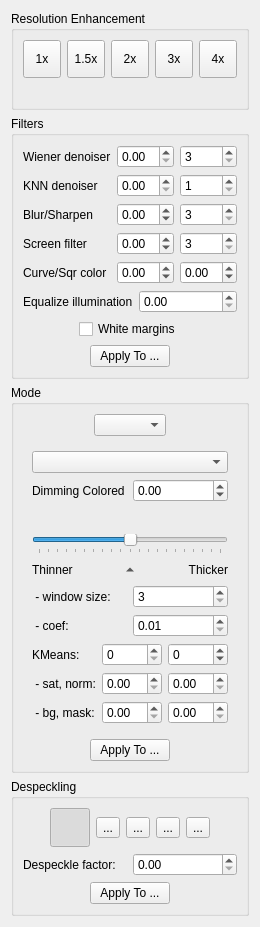
This is src/filters/output/ui/OutputOptionsWidget.ui in ImageProcessing-ElectronicPublications/scantailor-experimental as Qt 5 draws it before an edit. The edited form follows.
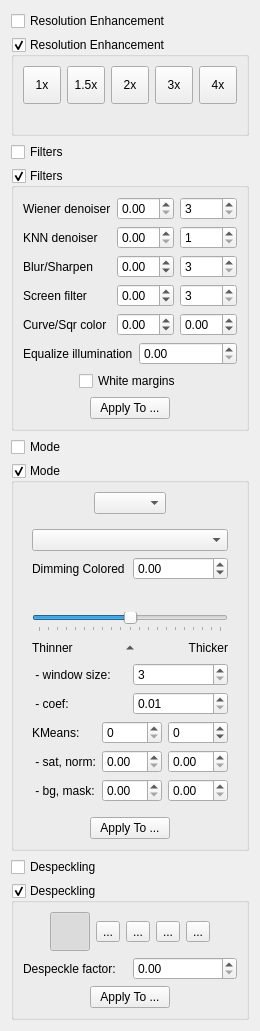
This is the edited form. Icons and pictures are not drawn.

Commit message: 0.2023.09.18: output: hidden panels

The edit to the form file:
```diff
--- a/src/filters/output/ui/OutputOptionsWidget.ui
+++ b/src/filters/output/ui/OutputOptionsWidget.ui
@@ -13,15 +13,31 @@
   <property name="windowTitle">
    <string>Form</string>
   </property>
-  <layout class="QVBoxLayout" name="verticalLayout_6">
+  <layout class="QVBoxLayout" name="OutputOptionsVerticalLayout">
+   <item>
+    <widget class="QCheckBox" name="scalingPanelEmpty">
+     <property name="text">
+      <string>Resolution Enhancement</string>
+     </property>
+     <property name="checkable">
+      <bool>true</bool>
+     </property>
+     <property name="visible">
+      <bool>false</bool>
+     </property>
+    </widget>
+   </item>
    <item>
     <widget class="QGroupBox" name="scalingPanel">
      <property name="title">
       <string>Resolution Enhancement</string>
      </property>
-     <layout class="QVBoxLayout" name="verticalLayout_2">
+     <property name="checkable">
+      <bool>true</bool>
+     </property>
+     <layout class="QVBoxLayout" name="scalingPanelVerticalLayout">
       <item>
-       <layout class="QHBoxLayout" name="horizontalLayout_3">
+       <layout class="QHBoxLayout" name="scalingPanelHorizontalLayout">
         <item>
          <spacer name="horizontalSpacer_3">
           <property name="orientation">
@@ -158,6 +174,19 @@
      </layout>
     </widget>
    </item>
+   <item>
+    <widget class="QCheckBox" name="filtersPanelEmpty">
+     <property name="text">
+      <string>Filters</string>
+     </property>
+     <property name="checkable">
+      <bool>true</bool>
+     </property>
+     <property name="visible">
+      <bool>false</bool>
+     </property>
+    </widget>
+   </item>
    <item>
     <widget class="QGroupBox" name="filtersPanel">
      <property name="title">
@@ -167,7 +196,7 @@
       <bool>false</bool>
      </property>
      <property name="checkable">
-      <bool>false</bool>
+      <bool>true</bool>
      </property>
      <layout class="QVBoxLayout" name="fitersVerticalLayout">
       <item>
@@ -479,6 +508,19 @@
      </layout>
     </widget>
    </item>
+   <item>
+    <widget class="QCheckBox" name="modePanelEmpty">
+     <property name="text">
+      <string>Mode</string>
+     </property>
+     <property name="checkable">
+      <bool>true</bool>
+     </property>
+     <property name="visible">
+      <bool>false</bool>
+     </property>
+    </widget>
+   </item>
    <item>
     <widget class="QGroupBox" name="modePanel">
      <property name="title">
@@ -488,7 +530,7 @@
       <bool>false</bool>
      </property>
      <property name="checkable">
-      <bool>false</bool>
+      <bool>true</bool>
      </property>
      <layout class="QVBoxLayout" name="verticalLayout_4">
       <item>
@@ -877,11 +919,27 @@
      </layout>
     </widget>
    </item>
+   <item>
+    <widget class="QCheckBox" name="despecklePanelEmpty">
+     <property name="text">
+      <string>Despeckling</string>
+     </property>
+     <property name="checkable">
+      <bool>true</bool>
+     </property>
+     <property name="visible">
+      <bool>false</bool>
+     </property>
+    </widget>
+   </item>
    <item>
     <widget class="QGroupBox" name="despecklePanel">
      <property name="title">
       <string>Despeckling</string>
      </property>
+     <property name="checkable">
+      <bool>true</bool>
+     </property>
      <layout class="QVBoxLayout" name="verticalLayout_5">
       <item>
        <layout class="QHBoxLayout" name="horizontalLayout">
```
Left out of the diff: 1 changed line with no effect on the pictures. The commit also changes 3 other files.
